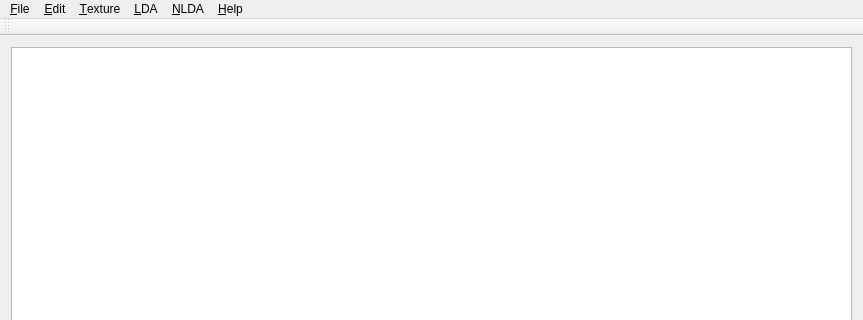
hubutui/MachineLearning, file mainwindow.ui: the form before one commit; both pictures show x 0 to 863 and y 0 to 320 of the 863 by 595 pixel window.
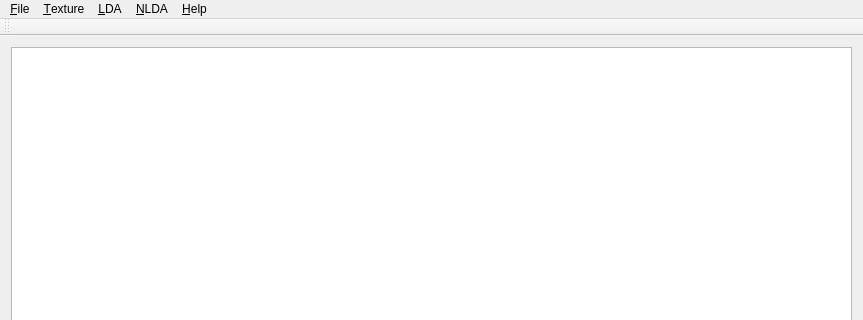
The form after the commit.

Commit message: 删除不需要菜单和选项

The edit to the form file:
```diff
--- a/mainwindow.ui
+++ b/mainwindow.ui
@@ -46,11 +46,6 @@
     <addaction name="action_Open"/>
     <addaction name="action_Quit"/>
    </widget>
-   <widget class="QMenu" name="menu_Edit">
-    <property name="title">
-     <string>&amp;Edit</string>
-    </property>
-   </widget>
    <widget class="QMenu" name="menu_Help">
     <property name="title">
      <string>&amp;Help</string>
@@ -78,7 +73,6 @@
     <addaction name="actionKNN"/>
    </widget>
    <addaction name="menu_File"/>
-   <addaction name="menu_Edit"/>
    <addaction name="menu_Texture"/>
    <addaction name="menuLDA"/>
    <addaction name="menuNLDA"/>
```
Left out of the diff: 32 changed lines with no effect on the pictures.
